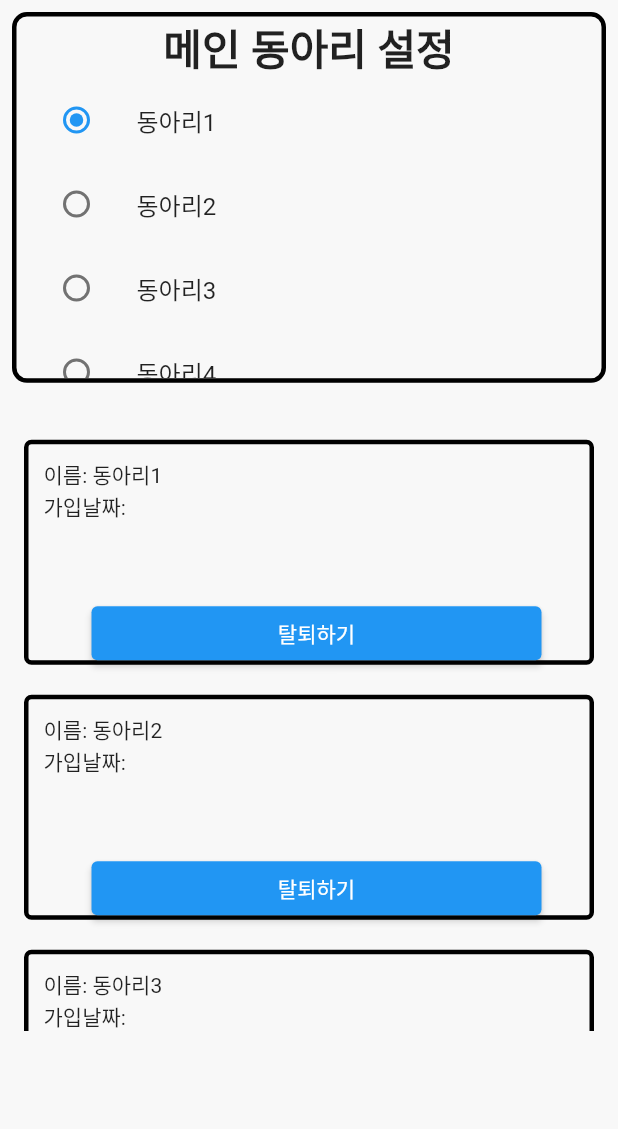
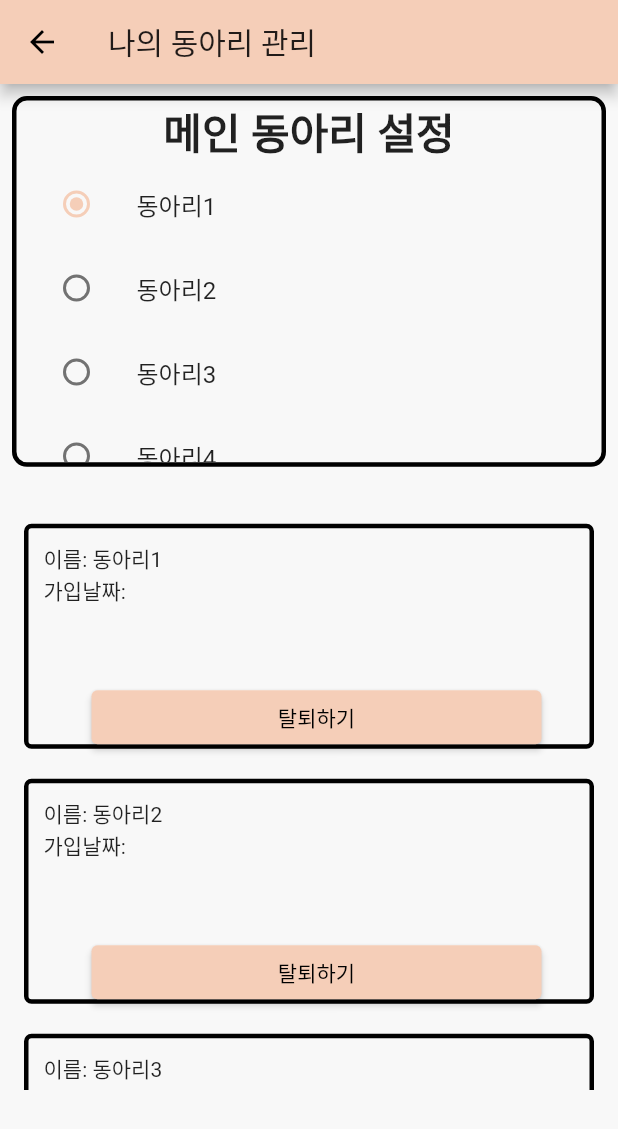
Before and after one commit to sac7160/2021_MooyaHong, a Flutter app: the FirstPage screen opened directly, scrolled down 544 dp, after a tap on the "autorenew" icon, on a phone screen of 412 x 824 dp. Shown: the top 1129 px of the screen. Run offline on Flutter 3.47's test engine with Material 2 defaults, Android fonts, the phone set to English and light mode, and no system bars; our stand-ins replace carousel_slider, get, image_picker; missing offline and left inert: image_picker_for_web.

Commit message:
bottom_navigation_bar,my_club_page 오버플로우문제, 전반적 수정

```diff
--- a/club_app/lib/main.dart
+++ b/club_app/lib/main.dart
@@ -16,7 +16,8 @@ class MyApp extends StatelessWidget {
       title: 'First page',
       theme: ThemeData(
         scaffoldBackgroundColor: kBackgroundColor,
-        textTheme: Theme.of(context).textTheme.apply(displayColor: kTextColor)
+        textTheme: Theme.of(context).textTheme.apply(displayColor: kTextColor),
+        primaryColor: Color(0xFFF5CEB8)
       ),
       home: LoginPage(),
     );
--- a/club_app/lib/page/chat/chat_page.dart
+++ b/club_app/lib/page/chat/chat_page.dart
@@ -75,7 +75,7 @@ class _ChatScreenState extends State<ChatScreen> with TickerProviderStateMixin {
         child: ListView(padding: EdgeInsets.zero, children: <Widget>[
           DrawerHeader(
             child: Text('동아리원1'),
-            decoration: BoxDecoration(color: Colors.blue[300]),
+            decoration: BoxDecoration(color: Color(0xFFF5CEB8),),
           ),
           ListTile(
             title: Text("Item 1"),
--- a/club_app/lib/page/home_page.dart
+++ b/club_app/lib/page/home_page.dart
@@ -20,7 +20,7 @@ class HomePage extends StatefulWidget {
 class _HomePageState extends State<HomePage> {
   @override
   Widget build(BuildContext context) {
-    return Scaffold(
+    return  WillPopScope(child: Scaffold(
       /*appBar: AppBar(
         title: Row(
           mainAxisAlignment: MainAxisAlignment.center,
@@ -144,7 +144,9 @@ class _HomePageState extends State<HomePage> {
           )
 
         ]),
-    );
+    ),
+     onWillPop: ()async{
+    return false;},);
   }
 }
 
@@ -221,7 +223,7 @@ Widget _pageOfMyClub2() {
               width: MediaQuery.of(context).size.width,
               margin: EdgeInsets.symmetric(horizontal: 5.0),
               decoration: BoxDecoration(
-                  color: Colors.amber,
+                  color: kActiveIconColor,
                   borderRadius: BorderRadius.circular(10.0)),
               child: Text(
                 '배너 $i',
--- a/club_app/lib/page/page_container.dart
+++ b/club_app/lib/page/page_container.dart
@@ -3,6 +3,8 @@ import 'package:club_app/page/board/notice_board/notice_board_page.dart';
 import 'package:club_app/page/chat/chat_page.dart';
 import 'package:club_app/page/home_page.dart';
 import 'package:club_app/page/board/ad_board_page.dart';
+import 'package:club_app/constants.dart';
+import 'package:club_app/page/settings/profile_setting_page.dart';
 
 class FirstPage extends StatefulWidget {
   const FirstPage({Key? key}) : super(key: key);
@@ -12,12 +14,13 @@ class FirstPage extends StatefulWidget {
 }
 
 class _FirstPageState extends State<FirstPage> {
-  int _selectedIndex = 0;
+  int _selectedIndex = 2;
   final List<Widget> _children = [
-    HomePage(),
     ChatScreen(),
     NoticeBoardPage(),
-    AdBoardPage()
+    HomePage(),
+    AdBoardPage(),
+    ProfileSetting()
   ];
   void _onTap(int index) {
     setState(() {
@@ -31,18 +34,14 @@ class _FirstPageState extends State<FirstPage> {
         body: _children[_selectedIndex],
         bottomNavigationBar: BottomNavigationBar(
           type: BottomNavigationBarType.fixed,
-          backgroundColor: Colors.grey,
-          selectedItemColor: Colors.white,
-          unselectedItemColor: Colors.white.withOpacity(.60),
+          backgroundColor: Colors.white,
+          selectedItemColor: kActiveIconColor,
+          unselectedItemColor: kTextColor,
           selectedFontSize: 14,
           unselectedFontSize: 12,
           currentIndex: _selectedIndex,
           onTap: _onTap,
           items: [
-            BottomNavigationBarItem(
-              label: 'home',
-              icon: Icon(Icons.home),
-            ),
             BottomNavigationBarItem(
               label: 'chat',
               icon: Icon(Icons.chat),
@@ -52,8 +51,16 @@ class _FirstPageState extends State<FirstPage> {
               icon: Icon(Icons.library_books),
             ),
             BottomNavigationBarItem(
+              label: 'home',
+              icon: Icon(Icons.home),
+            ),
+            BottomNavigationBarItem(
               label: 'ad',
               icon: Icon(Icons.hail),
+            ),
+             BottomNavigationBarItem(
+              label: 'settings',
+              icon: Icon(Icons.settings)
             ),
           ],
         ));
--- a/club_app/lib/page/settings/alert_setting_page.dart
+++ b/club_app/lib/page/settings/alert_setting_page.dart
@@ -37,6 +37,7 @@ class _AlertSettingState extends State<AlertSetting> {
                           _isChecked = value;
                         });
                       },
+                      activeColor: Color(0xFFF5CEB8),
                     ),
                   ],
                 ),
--- a/club_app/lib/page/settings/edit_password.dart
+++ b/club_app/lib/page/settings/edit_password.dart
@@ -13,8 +13,10 @@ class _EditPasswordState extends State<EditPassword> {
   Widget build(BuildContext context) {
     return Scaffold(
       appBar: AppBar(
-        title: Text('비밀번호 변경하기')
+        title: Text('비밀번호 변경하기',
+           style: TextStyle(color: Colors.black),),
       ),
+
       body: Container(
         padding: EdgeInsets.all(10),
         child: Column(
--- a/club_app/lib/page/settings/my_club_page.dart
+++ b/club_app/lib/page/settings/my_club_page.dart
@@ -36,11 +36,12 @@ class _MyClubPageState extends State<MyClubPage> {
 
   @override
   Widget build(BuildContext context) {
-    return WillPopScope(    //회원가입이나 아이디찾기 후 로그인하면 메인화면에서 뒤로가기가능함
-      child: Scaffold(
+    return Scaffold(
+        appBar: AppBar(title: Text('나의 동아리 관리'),),
         body: SafeArea(child:Padding(
       padding: const EdgeInsets.all(8.0),
-      child: Column(
+      child:
+        Column(
           children: [
             Container(
                 height: MediaQuery.of(context).size.height * 0.3,
@@ -61,6 +62,7 @@ class _MyClubPageState extends State<MyClubPage> {
                       ListTile(
                           title: Text('동아리1'),
                           leading: Radio(
+                            activeColor: Color(0xFFF5CEB8),
                             value: MyClubs.club1,
                             groupValue: _myClubs,
                             onChanged: (value) {
@@ -74,6 +76,7 @@ class _MyClubPageState extends State<MyClubPage> {
                       ListTile(
                           title: Text('동아리2'),
                           leading: Radio(
+                            activeColor: Color(0xFFF5CEB8),
                             value: MyClubs.club2,
                             groupValue: _myClubs,
                             onChanged: (value) {
@@ -86,6 +89,7 @@ class _MyClubPageState extends State<MyClubPage> {
                       ListTile(
                           title: Text('동아리3'),
                           leading: Radio(
+                            activeColor: Color(0xFFF5CEB8),
                             value: MyClubs.club3,
                             groupValue: _myClubs,
                             onChanged: (value) {
@@ -110,6 +114,7 @@ class _MyClubPageState extends State<MyClubPage> {
                       ListTile(
                           title: Text('동아리5'),
                           leading: Radio(
+                            activeColor: Color(0xFFF5CEB8),
                             value: MyClubs.club5,
                             groupValue: _myClubs,
                             onChanged: (value) {
@@ -124,7 +129,7 @@ class _MyClubPageState extends State<MyClubPage> {
                 )),
             SizedBox(height: 20),
             Container(
-            height: MediaQuery.of(context).size.height * 0.5,
+              height: MediaQuery.of(context).size.height * 0.48,
               width: MediaQuery.of(context).size.width,
               child: ListView.builder(
                   padding: const EdgeInsets.all(8),
@@ -158,10 +163,15 @@ class _MyClubPageState extends State<MyClubPage> {
                                 Container(
                                   width: 300,
                                   child: ElevatedButton(
+                                    style: ElevatedButton.styleFrom(
+                                      primary: Color(0xFFF5CEB8),
+                                    ),
                                     onPressed: () {
                                       _showMessageDialog(context);
                                     },
-                                  child: Text('탈퇴하기'),
+                                    child: Text(
+                                      '탈퇴하기',
+                                      style: TextStyle(color: Colors.black),),
                                   ),
                                 ),
                               ],
@@ -172,9 +182,8 @@ class _MyClubPageState extends State<MyClubPage> {
             ),
           ],
         ),
-    ))),
-    onWillPop: ()async{
-    return false;},);
+      ),
+    ),);
   }
 }
 
```
Also changed, not shown: club_app/lib/page/settings/profile_setting_page.dart (+8 -10 lines), 11 other files. Lines whose indentation alone changed are shown as unchanged.
